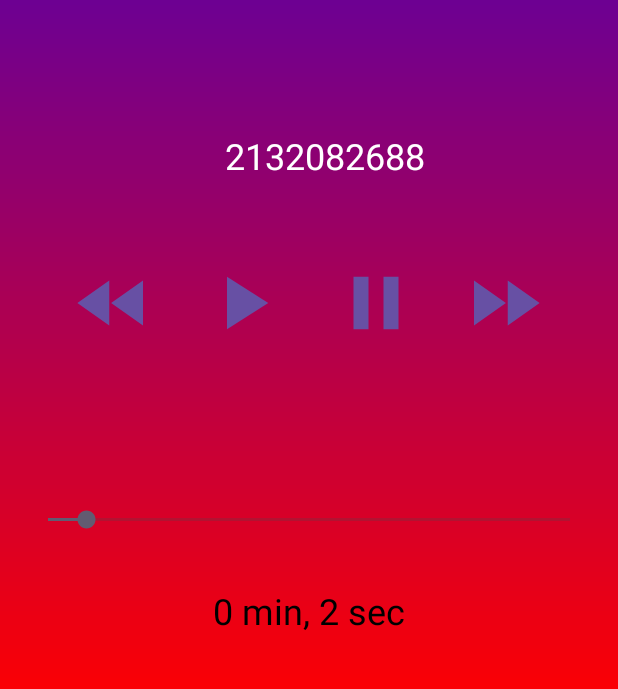
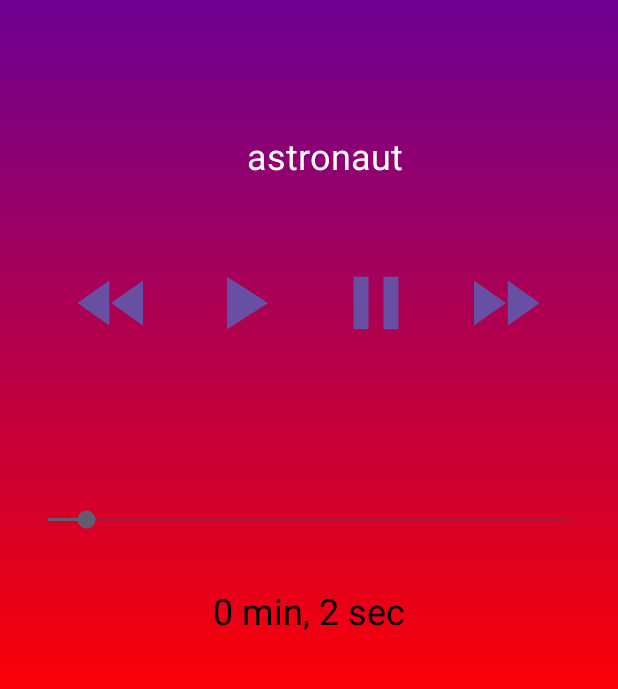
Before and after one commit to marcelohirota/MusicPlayerApp, an Android app: the screen it shows after launch (MainActivity), after a tap on an icon or button, on a phone screen of 412 x 824 dp, the part 526-1215 px from its top. Run offline under Robolectric (Android 15) with nearby library versions, the phone set to English and light mode, and no system bars.

Commit message:
fixing song title

```diff
--- a/app/src/main/java/com/mh/musicapp/MainActivity.kt
+++ b/app/src/main/java/com/mh/musicapp/MainActivity.kt
@@ -71,7 +71,7 @@ class MainActivity : AppCompatActivity() {
             handler.postDelayed(UpdateSongTime, 100)
         }
 
-        title_txt.text = "${resources.getIdentifier("astronaut", "raw", packageName)}"
+        title_txt.text = "${resources.getResourceEntryName(R.raw.astronaut)}"
 
         stop_btn.setOnClickListener {
             mediaPlayer.pause()
```
